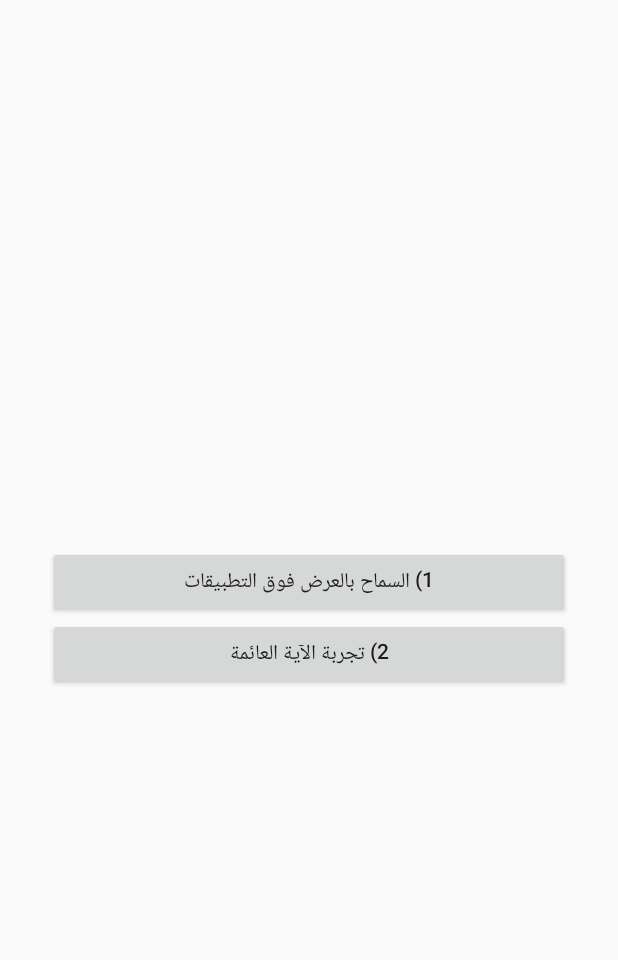
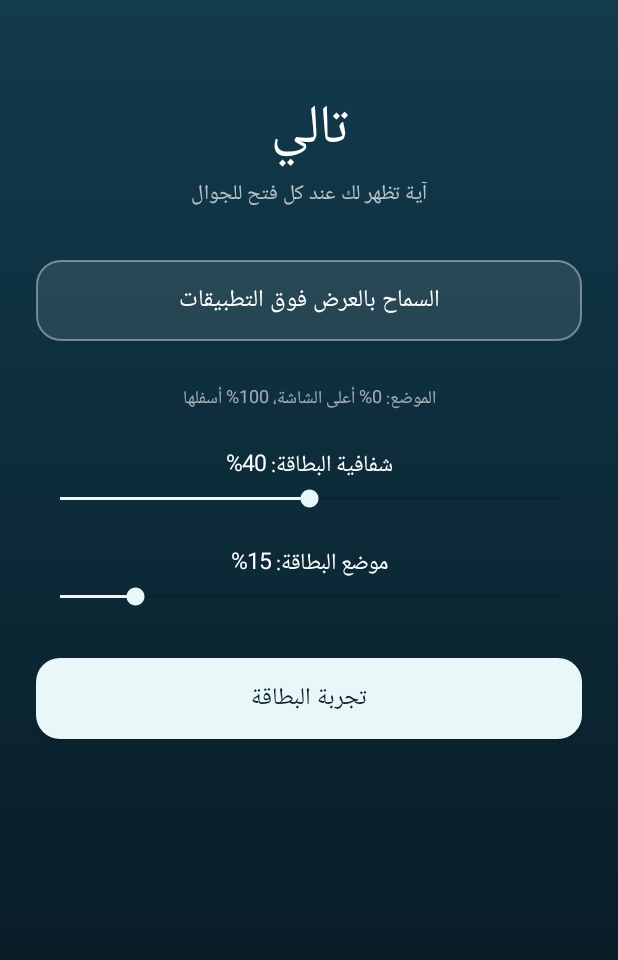
Before and after one commit to iEmro/tali, an Android app: the screen it shows after launch (MainActivity), on a phone screen of 412 x 824 dp. Shown: the top 960 px of the screen. Run offline under Robolectric (Android 15) with nearby library versions, the phone set to English and light mode, and no system bars.

Commit message:
Update MainActivity.java

```diff
--- a/app/src/main/java/com/nasser/tali/MainActivity.java
+++ b/app/src/main/java/com/nasser/tali/MainActivity.java
@@ -2,42 +2,149 @@ package com.nasser.tali;
 
 import android.app.Activity;
 import android.content.Intent;
+import android.content.SharedPreferences;
+import android.content.res.ColorStateList;
+import android.graphics.drawable.GradientDrawable;
 import android.net.Uri;
 import android.os.Bundle;
 import android.provider.Settings;
 import android.view.Gravity;
 import android.widget.Button;
 import android.widget.LinearLayout;
+import android.widget.ScrollView;
+import android.widget.SeekBar;
+import android.widget.TextView;
 import android.widget.Toast;
 
 public class MainActivity extends Activity {
+    private SharedPreferences prefs;
+
+    private int dp(int v) {
+        return (int) (v * getResources().getDisplayMetrics().density + 0.5f);
+    }
+
+    private Button makeButton(String text, boolean primary) {
+        Button btn = new Button(this);
+        btn.setText(text);
+        btn.setAllCaps(false);
+        btn.setTextSize(16);
+        btn.setTextColor(primary ? 0xFF0A2230 : 0xFFFFFFFF);
+        GradientDrawable g = new GradientDrawable();
+        g.setCornerRadius(dp(16));
+        if (primary) {
+            g.setColor(0xFFE9F7F9);
+        } else {
+            g.setColor(0x1AFFFFFF);
+            g.setStroke(dp(1), 0x66FFFFFF);
+        }
+        btn.setBackground(g);
+        LinearLayout.LayoutParams lp = new LinearLayout.LayoutParams(
+            LinearLayout.LayoutParams.MATCH_PARENT, dp(54));
+        lp.topMargin = dp(12);
+        btn.setLayoutParams(lp);
+        return btn;
+    }
+
+    private void addSlider(LinearLayout parent, String title, String key, int max, int def) {
+        TextView label = new TextView(this);
+        label.setTextColor(0xFFFFFFFF);
+        label.setTextSize(15);
+        label.setGravity(Gravity.CENTER);
+        LinearLayout.LayoutParams lp = new LinearLayout.LayoutParams(
+            LinearLayout.LayoutParams.MATCH_PARENT,
+            LinearLayout.LayoutParams.WRAP_CONTENT);
+        lp.topMargin = dp(22);
+        label.setLayoutParams(lp);
+
+        SeekBar bar = new SeekBar(this);
+        bar.setMax(max);
+        int value = prefs.getInt(key, def);
+        bar.setProgress(value);
+        label.setText(title + ": " + value + "%");
+        bar.setProgressTintList(ColorStateList.valueOf(0xFFE9F7F9));
+        bar.setThumbTintList(ColorStateList.valueOf(0xFFE9F7F9));
+        bar.setOnSeekBarChangeListener(new SeekBar.OnSeekBarChangeListener() {
+            @Override
+            public void onProgressChanged(SeekBar s, int p, boolean fromUser) {
+                label.setText(title + ": " + p + "%");
+                prefs.edit().putInt(key, p).apply();
+            }
+            @Override
+            public void onStartTrackingTouch(SeekBar s) {}
+            @Override
+            public void onStopTrackingTouch(SeekBar s) {}
+        });
+        parent.addView(label);
+        parent.addView(bar);
+    }
+
     @Override
     protected void onCreate(Bundle b) {
         super.onCreate(b);
+        prefs = getSharedPreferences("tali_prefs", MODE_PRIVATE);
+        getWindow().getDecorView().setSystemUiVisibility(0);
+
         LinearLayout root = new LinearLayout(this);
         root.setOrientation(LinearLayout.VERTICAL);
-        root.setGravity(Gravity.CENTER);
-        root.setPadding(48, 48, 48, 48);
+        root.setPadding(dp(24), dp(56), dp(24), dp(32));
+        root.setBackground(new GradientDrawable(
+            GradientDrawable.Orientation.TOP_BOTTOM,
+            new int[]{0xFF123B4D, 0xFF06141C}));
 
-        Button perm = new Button(this);
-        perm.setText("1) السماح بالعرض فوق التطبيقات");
+        TextView title = new TextView(this);
+        title.setText("تالي");
+        title.setTextSize(36);
+        title.setTextColor(0xFFFFFFFF);
+        title.setGravity(Gravity.CENTER);
+
+        TextView sub = new TextView(this);
+        sub.setText("آية تظهر لك عند كل فتح للجوال");
+        sub.setTextSize(14);
+        sub.setTextColor(0xB3FFFFFF);
+        sub.setGravity(Gravity.CENTER);
+
+        root.addView(title);
+        root.addView(sub);
+
+        Button perm = makeButton("السماح بالعرض فوق التطبيقات", false);
         perm.setOnClickListener(v -> startActivity(new Intent(
             Settings.ACTION_MANAGE_OVERLAY_PERMISSION,
             Uri.parse("package:" + getPackageName()))));
+        LinearLayout.LayoutParams plp = (LinearLayout.LayoutParams) perm.getLayoutParams();
+        plp.topMargin = dp(32);
+        root.addView(perm);
 
-        Button test = new Button(this);
-        test.setText("2) تجربة الآية العائمة");
+        TextView hint = new TextView(this);
+        hint.setText("الموضع: 0% أعلى الشاشة، 100% أسفلها");
+        hint.setTextSize(12);
+        hint.setTextColor(0x99FFFFFF);
+        hint.setGravity(Gravity.CENTER);
+        LinearLayout.LayoutParams hlp = new LinearLayout.LayoutParams(
+            LinearLayout.LayoutParams.MATCH_PARENT,
+            LinearLayout.LayoutParams.WRAP_CONTENT);
+        hlp.topMargin = dp(28);
+        hint.setLayoutParams(hlp);
+        root.addView(hint);
+
+        addSlider(root, "شفافية البطاقة", "transparency", 80, 40);
+        addSlider(root, "موضع البطاقة", "position", 100, 15);
+
+        Button test = makeButton("تجربة البطاقة", true);
+        LinearLayout.LayoutParams tlp = (LinearLayout.LayoutParams) test.getLayoutParams();
+        tlp.topMargin = dp(32);
         test.setOnClickListener(v -> {
             if (!Settings.canDrawOverlays(this)) {
-                Toast.makeText(this, "امنح الصلاحية أولاً",
-                    Toast.LENGTH_LONG).show();
+                Toast.makeText(this, "امنح الصلاحية أولاً", Toast.LENGTH_LONG).show();
                 return;
             }
+            stopService(new Intent(this, OverlayService.class));
             startService(new Intent(this, OverlayService.class));
         });
+        root.addView(test);
 
-        root.addView(perm);
-        root.addView(test);
-        setContentView(root);
+        ScrollView sv = new ScrollView(this);
+        sv.setFillViewport(true);
+        sv.addView(root);
+        setContentView(sv);
     }
 }
```
